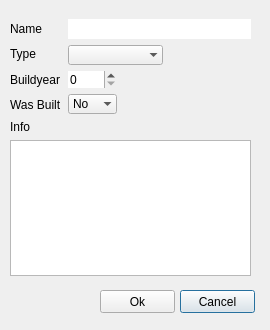
Danielos15/Skil-1-Verklegt-n-mskei-1, file code/ui/addcpu.ui: the form before one commit.
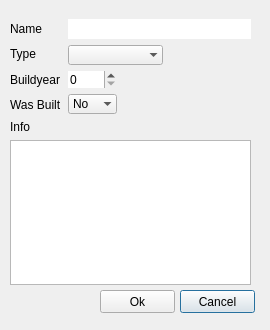
The form after the commit.

What changed in the file:
```diff
--- a/code/ui/addcpu.ui
+++ b/code/ui/addcpu.ui
@@ -37,7 +37,7 @@
      <x>10</x>
      <y>19</y>
      <width>241</width>
-     <height>257</height>
+     <height>266</height>
     </rect>
    </property>
    <layout class="QFormLayout" name="formLayout_2">
```
Left out of the diff: 14 changed lines with no effect on the pictures.
